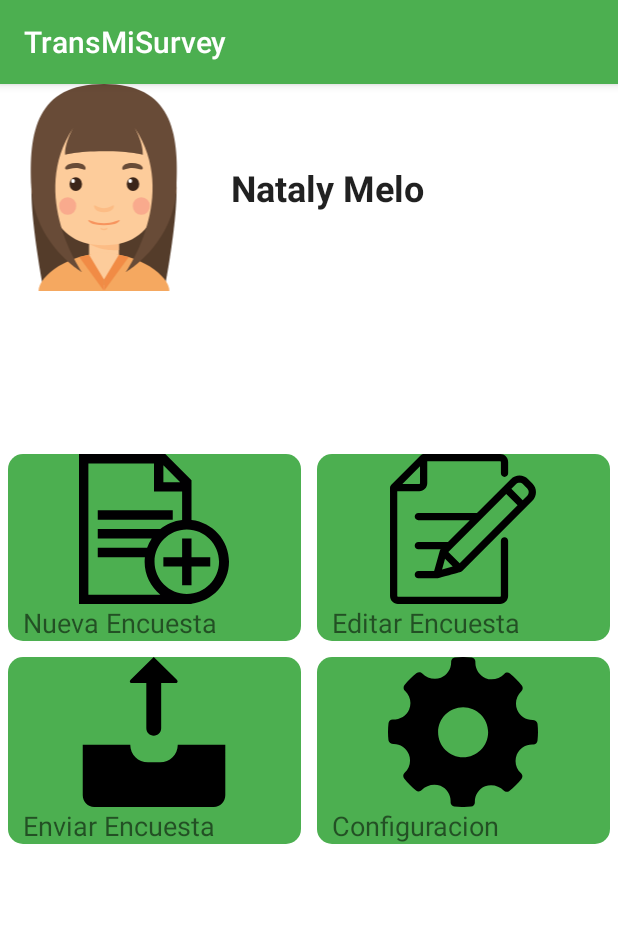
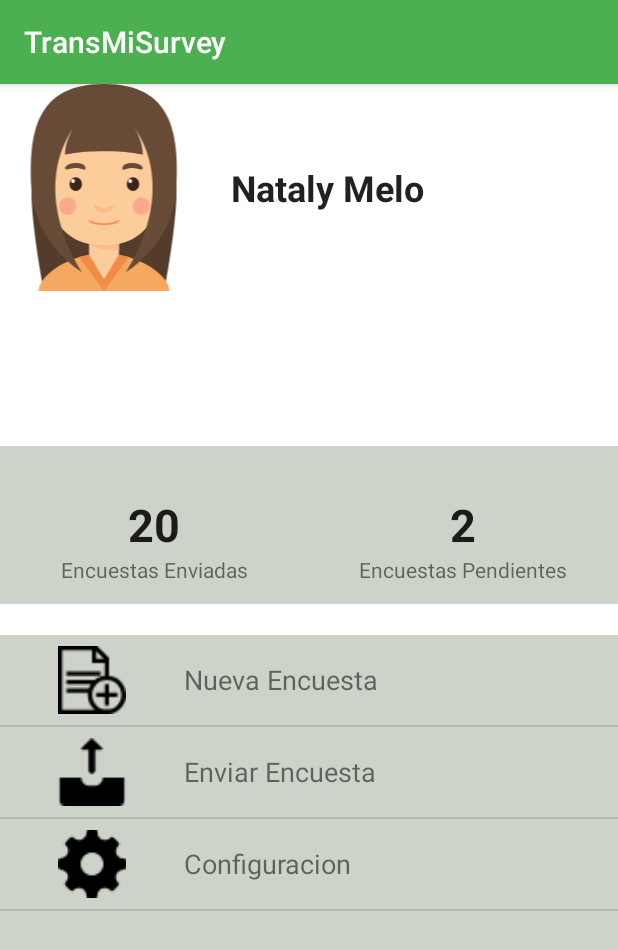
Before and after one commit to angynk/TmSu, an Android app: the screen it shows after launch (MainActivity), on a phone screen of 412 x 824 dp. Shown: the top 950 px of the screen. Run offline under Robolectric (Android 15) with nearby library versions, the phone set to English and light mode, and no system bars; libraries missing offline, so code that uses them is left out: io.realm; pictures from the network do not load; 10 statements that could not run were skipped.

Commit message:
Ajustes Pantalla Principal

```diff
--- a/app/src/main/AndroidManifest.xml
+++ b/app/src/main/AndroidManifest.xml
@@ -3,7 +3,6 @@
     package="com.transmilenio.transmisurvey">
 
     <uses-permission android:name="android.permission.INTERNET"></uses-permission>
-
     <application
         android:name=".app.MyApplication"
         android:allowBackup="true"
--- a/app/src/main/java/com/transmilenio/transmisurvey/activites/MainActivity.java
+++ b/app/src/main/java/com/transmilenio/transmisurvey/activites/MainActivity.java
@@ -1,21 +1,20 @@
 package com.transmilenio.transmisurvey.activites;
 
-import android.content.Intent;
 import android.support.v7.app.AppCompatActivity;
 
 import android.os.Bundle;
-import android.support.v7.widget.GridLayoutManager;
-import android.support.v7.widget.RecyclerView;
 import android.view.View;
+import android.widget.AdapterView;
+import android.widget.ListView;
+
 import com.transmilenio.transmisurvey.R;
-import com.transmilenio.transmisurvey.adapters.OpcionAdapter;
+import com.transmilenio.transmisurvey.adapters.OptionAdapter;
 import com.transmilenio.transmisurvey.http.API;
 import com.transmilenio.transmisurvey.http.SurveyService;
 import com.transmilenio.transmisurvey.models.db.Cuadro;
 import com.transmilenio.transmisurvey.models.db.Estacion;
 import com.transmilenio.transmisurvey.models.db.Opcion;
 import com.transmilenio.transmisurvey.models.db.Registro;
-import com.transmilenio.transmisurvey.models.db.Resultado;
 import com.transmilenio.transmisurvey.models.db.ServicioRutas;
 import com.transmilenio.transmisurvey.models.json.Servicio;
 import com.transmilenio.transmisurvey.models.util.ExtrasID;
@@ -33,8 +32,8 @@ import retrofit2.Response;
 
 public class MainActivity extends AppCompatActivity {
 
-    private RecyclerView recyclerView;
-    private OpcionAdapter adapter;
+    private ListView listView;
+    private OptionAdapter adapter;
     private List<Opcion> opcionesList;
 
     private Realm realm;
@@ -46,18 +45,26 @@ public class MainActivity extends AppCompatActivity {
         realm = Realm.getDefaultInstance();
         validarExtras();
         bindUI();
-        cargarOpciones();
     }
 
 
     private void bindUI(){
-        recyclerView = (RecyclerView) findViewById(R.id.recycler_view_main);
-        recyclerView.setHasFixedSize(true);
+        listView = (ListView) findViewById(R.id.ini_opciones_listView);
         opcionesList = new ArrayList<>();
-        RecyclerView.LayoutManager mLayoutManager = new GridLayoutManager(this, 2);
-        recyclerView.setLayoutManager(mLayoutManager);
-        adapter = new OpcionAdapter(this, opcionesList);
-        recyclerView.setAdapter(adapter);
+        cargarOpciones();
+        adapter = new OptionAdapter(this, opcionesList,R.layout.list_view_options);
+        listView.setAdapter(adapter);
+        listView.setOnItemClickListener(new AdapterView.OnItemClickListener()
+        {
+            @Override
+            public void onItemClick(AdapterView<?> adapter, View v, int position,
+                                    long arg3)
+            {
+                Opcion value = (Opcion) adapter.getItemAtPosition(position);
+
+
+            }
+        });
     }
 
 
@@ -87,22 +94,22 @@ public class MainActivity extends AppCompatActivity {
     @Override
     protected void onResume() {
         super.onResume();
-        ((OpcionAdapter) adapter).setOnItemClickListener(new OpcionAdapter
-                .MyClickListener() {
-            @Override
-            public void onItemClick(int position, View v) {
-                if(position==0){
-                    Intent intent = new Intent(MainActivity.this,ListaSurveyActivity.class);
-                    startActivity(intent);
-                }else if(position==1){
-                }else if (position ==2){
-                    Intent intent = new Intent(MainActivity.this,ListaSurveyEnvioActivity.class);
-                    startActivity(intent);
-                }else if (position == 3 ){
-                    cargarServiciosTemporal();
-                }
-            }
-        });
+//        ((OpcionAdapter) adapter).setOnItemClickListener(new OpcionAdapter
+//                .MyClickListener() {
+//            @Override
+//            public void onItemClick(int position, View v) {
+//                if(position==0){
+//                    Intent intent = new Intent(MainActivity.this,ListaSurveyActivity.class);
+//                    startActivity(intent);
+//                }else if(position==1){
+//                }else if (position ==2){
+//                    Intent intent = new Intent(MainActivity.this,ListaSurveyEnvioActivity.class);
+//                    startActivity(intent);
+//                }else if (position == 3 ){
+//                    cargarServiciosTemporal();
+//                }
+//            }
+//        });
     }
 
     private void cargarServiciosTemporal(){
@@ -153,23 +160,18 @@ public class MainActivity extends AppCompatActivity {
     private void cargarOpciones() {
         int[] covers = new int[]{
                 R.drawable.ic_new_icon,
-                R.drawable.ic_edit_icon,
                 R.drawable.ic_send_icon,
                 R.drawable.ic_settings_icon};
 
         Opcion a = new Opcion(Mensajes.OPCION_NUEVA, covers[0]);
         opcionesList.add(a);
 
-        a = new Opcion(Mensajes.OPCION_EDITAR, covers[1]);
+        a = new Opcion(Mensajes.OPCION_ENVIAR, covers[1]);
         opcionesList.add(a);
 
-        a = new Opcion(Mensajes.OPCION_ENVIAR, covers[2]);
+        a = new Opcion(Mensajes.OPCION_CONFIG, covers[2]);
         opcionesList.add(a);
 
-        a = new Opcion(Mensajes.OPCION_CONFIG, covers[3]);
-        opcionesList.add(a);
-
-        adapter.notifyDataSetChanged();
     }
 
     @Override
--- a/app/src/main/java/com/transmilenio/transmisurvey/adapters/OpcionAdapter.java
+++ /dev/null
@@ -1,80 +0,0 @@
-package com.transmilenio.transmisurvey.adapters;
-
-import android.content.Context;
-import android.support.v7.widget.RecyclerView;
-import android.view.LayoutInflater;
-import android.view.View;
-import android.view.ViewGroup;
-import android.widget.ImageView;
-import android.widget.RelativeLayout;
-import android.widget.TextView;
-
-
-import java.util.List;
-
-import com.bumptech.glide.Glide;
-import com.transmilenio.transmisurvey.R;
-import com.transmilenio.transmisurvey.models.db.Opcion;
-
-
-public class OpcionAdapter extends RecyclerView.Adapter<OpcionAdapter.MyViewHolder> {
-
-    private Context mContext;
-    private List<Opcion> albumList;
-    private static MyClickListener myClickListener;
-
-
-    public void setOnItemClickListener(MyClickListener myClickListener) {
-        this.myClickListener = myClickListener;
-    }
-
-    public class MyViewHolder extends RecyclerView.ViewHolder implements View.OnClickListener{
-        public TextView title;
-        public ImageView thumbnail;
-        public RelativeLayout layout;
-
-        public MyViewHolder(View view) {
-            super(view);
-            title = (TextView) view.findViewById(R.id.title);
-            thumbnail = (ImageView) view.findViewById(R.id.thumbnail);
-            layout = (RelativeLayout) view.findViewById(R.id.option_card);
-            thumbnail.setOnClickListener(this);
-        }
-
-        @Override
-        public void onClick(View v) {
-            myClickListener.onItemClick(getAdapterPosition(), v);
-        }
-    }
-
-
-    public OpcionAdapter(Context mContext, List<Opcion> albumList) {
-        this.mContext = mContext;
-        this.albumList = albumList;
-    }
-
-    @Override
-    public MyViewHolder onCreateViewHolder(ViewGroup parent, int viewType) {
-        View itemView = LayoutInflater.from(parent.getContext())
-                .inflate(R.layout.options_card, parent, false);
-
-        return new MyViewHolder(itemView);
-    }
-
-    @Override
-    public void onBindViewHolder(final MyViewHolder holder, int position) {
-        Opcion album = albumList.get(position);
-        holder.title.setText(album.getName());
-        Glide.with(mContext).load(album.getThumbnail()).into(holder.thumbnail);
-    }
-
-
-    @Override
-    public int getItemCount() {
-        return albumList.size();
-    }
-
-    public interface MyClickListener {
-        public void onItemClick(int position, View v);
-    }
-}
--- /dev/null
+++ b/app/src/main/java/com/transmilenio/transmisurvey/adapters/OptionAdapter.java
@@ -0,0 +1,83 @@
+package com.transmilenio.transmisurvey.adapters;
+
+import android.content.Context;
+import android.graphics.Bitmap;
+import android.graphics.drawable.BitmapDrawable;
+import android.view.LayoutInflater;
+import android.view.View;
+import android.view.ViewGroup;
+import android.widget.BaseAdapter;
+import android.widget.ImageView;
+import android.widget.TextView;
+
+import com.bumptech.glide.Glide;
+import com.bumptech.glide.request.animation.GlideAnimation;
+import com.bumptech.glide.request.target.SimpleTarget;
+import com.transmilenio.transmisurvey.R;
+import com.transmilenio.transmisurvey.models.db.Encuesta;
+import com.transmilenio.transmisurvey.models.db.Opcion;
+
+import java.util.List;
+
+/**
+ * Created by nataly on 24/10/2017.
+ */
+
+public class OptionAdapter extends BaseAdapter{
+
+    private Context context;
+    private List<Opcion> opciones;
+    private int layout;
+
+    public OptionAdapter() {
+    }
+
+    public OptionAdapter(Context context, List<Opcion> opciones, int layout) {
+        this.context = context;
+        this.opciones = opciones;
+        this.layout = layout;
+    }
+
+    @Override
+    public int getCount() {
+        return opciones.size();
+    }
+
+    @Override
+    public Object getItem(int position) {
+        return opciones.get(position);
+    }
+
+    @Override
+    public long getItemId(int position) {
+        return position;
+    }
+
+    @Override
+    public View getView(int position, View convertView, ViewGroup parent) {
+
+        final OptionAdapter.ViewHolder vh;
+
+        if(convertView == null){
+            convertView = LayoutInflater.from(context).inflate(layout,null);
+            vh = new OptionAdapter.ViewHolder();
+            vh.opcion = (TextView) convertView.findViewById(R.id.op_name_textView);
+            vh.icon = (ImageView) convertView.findViewById(R.id.op_icon_imageView);
+            convertView.setTag(vh);
+        }else{
+            vh = (OptionAdapter.ViewHolder) convertView.getTag();
+        }
+
+        Opcion opcion = opciones.get(position);
+        vh.opcion.setText(opcion.getName());
+        Glide.with(context).load(opcion.getThumbnail())
+                .placeholder(opcion.getThumbnail())
+                .into(vh.icon);
+        return convertView;
+    }
+
+    public class ViewHolder{
+        TextView opcion;
+        ImageView icon;
+    }
+}
--- a/app/src/main/res/layout/fragment_banner.xml
+++ b/app/src/main/res/layout/fragment_banner.xml
@@ -4,7 +4,7 @@
     android:layout_width="match_parent"
     android:layout_height="match_parent"
     tools:context="com.transmilenio.transmisurvey.fragments.BannerFragment"
-    >
+    android:background="#ffffff">
 
 
     <LinearLayout
--- a/app/src/main/res/layout/fragment_option.xml
+++ b/app/src/main/res/layout/fragment_option.xml
@@ -3,13 +3,101 @@
     android:layout_width="match_parent"
     android:layout_height="match_parent"
     tools:context="com.transmilenio.transmisurvey.fragments.OptionFragment"
+    android:background="#ced3c9"
     >
 
-    <android.support.v7.widget.RecyclerView
-        android:id="@+id/recycler_view_main"
+    <LinearLayout
         android:layout_width="match_parent"
-        android:layout_height="wrap_content"
-        android:clipToPadding="false"
-        android:scrollbars="vertical" />
+        android:layout_height="match_parent"
+        android:orientation="vertical">
+
+        <LinearLayout
+            android:layout_width="match_parent"
+            android:layout_height="0dp"
+            android:layout_weight="0.2"
+            android:orientation="horizontal"
+           >
+
+
+            <RelativeLayout
+                android:layout_width="0dp"
+                android:layout_weight="0.5"
+                android:layout_height="match_parent">
+
+                <TextView
+                    android:id="@+id/ini_encuestasC_textView"
+                    android:layout_width="wrap_content"
+                    android:layout_height="wrap_content"
+                    android:text="20"
+                    style="@style/AppTheme.AlertasTitulo"
+                    android:layout_centerVertical="true"
+                    android:layout_centerHorizontal="true" />
+
+                <TextView
+                    android:id="@+id/ini_tituloEncuestasC_textView"
+                    android:layout_width="wrap_content"
+                    android:layout_height="wrap_content"
+                    android:text="@string/txt_encuestasEnviadas"
+                    android:layout_below="@+id/ini_encuestasC_textView"
+                    android:layout_centerHorizontal="true" />
+
+            </RelativeLayout>
+
+            <RelativeLayout
+                android:layout_width="0dp"
+                android:layout_height="match_parent"
+                android:layout_weight="0.5">
+
+                <TextView
+                    android:id="@+id/ini_encuestasP_textView"
+                    android:layout_width="wrap_content"
+                    android:layout_height="wrap_content"
+                    android:text="2"
+                    style="@style/AppTheme.AlertasTitulo"
+                    android:layout_centerVertical="true"
+                    android:layout_centerHorizontal="true" />
+
+                <TextView
+                    android:id="@+id/ini_tituloEncuestasP_textView"
+                    android:layout_width="wrap_content"
+                    android:layout_height="wrap_content"
+                    android:text="@string/txt_encuestasPendientes"
+                    android:layout_below="@+id/ini_encuestasP_textView"
+                    android:layout_centerHorizontal="true" />
+
+            </RelativeLayout>
+        </LinearLayout>
+
+        <LinearLayout
+            android:layout_width="match_parent"
+            android:layout_height="0dp"
+            android:layout_weight="0.8"
+            android:orientation="vertical">
+
+            <RelativeLayout
+                android:layout_width="match_parent"
+                android:layout_height="0dp"
+                android:layout_weight="0.05"
+                android:background="#ffffff">
+            >
+
+            </RelativeLayout>
+
+            <RelativeLayout
+                android:layout_width="match_parent"
+                android:layout_height="0dp"
+                android:layout_weight="0.95">
+
+                <ListView
+                    android:id="@+id/ini_opciones_listView"
+                    android:layout_width="match_parent"
+                    android:layout_height="match_parent"
+                    android:layout_alignParentLeft="true"
+                    android:layout_alignParentStart="true" />
+            </RelativeLayout>
+
+        </LinearLayout>
+
+    </LinearLayout>
 
 </FrameLayout>
--- /dev/null
+++ b/app/src/main/res/layout/list_view_options.xml
@@ -0,0 +1,34 @@
+<?xml version="1.0" encoding="utf-8"?>
+<LinearLayout xmlns:android="http://schemas.android.com/apk/res/android"
+    xmlns:app="http://schemas.android.com/apk/res-auto"
+    android:orientation="vertical"
+    android:layout_width="match_parent"
+    android:layout_height="60dp"
+
+    >
+
+    <LinearLayout
+        android:layout_width="match_parent"
+        android:layout_height="60dp"
+        android:orientation="horizontal">
+
+
+        <ImageView
+            android:id="@+id/op_icon_imageView"
+            android:layout_width="0dp"
+            android:layout_height="45dp"
+            android:layout_weight="0.20"
+            android:layout_gravity="center_vertical"
+            android:layout_margin="25dp" />
+
+        <TextView
+            android:id="@+id/op_name_textView"
+            android:layout_width="0dp"
+            android:layout_height="wrap_content"
+            android:layout_gravity="center_vertical"
+            android:layout_weight="0.8"
+            android:textSize="18dp" />
+
+    </LinearLayout>
+
+</LinearLayout>
--- a/app/src/main/res/layout/options_card.xml
+++ /dev/null
@@ -1,46 +0,0 @@
-<?xml version="1.0" encoding="utf-8"?>
-<LinearLayout xmlns:android="http://schemas.android.com/apk/res/android"
-    xmlns:card_view="http://schemas.android.com/apk/res-auto"
-    android:layout_width="match_parent"
-    android:layout_height="wrap_content" >
-
-    <android.support.v7.widget.CardView
-        android:id="@+id/card_view"
-        android:layout_width="match_parent"
-        android:layout_height="match_parent"
-        android:layout_gravity="center"
-        android:layout_margin="@dimen/card_margin"
-        android:elevation="3dp"
-        card_view:cardCornerRadius="@dimen/card_album_radius">
-
-        <RelativeLayout
-            android:layout_width="match_parent"
-            android:layout_height="match_parent" android:background="@color/colorPrimary"
-            android:id="@+id/option_card">
-
-            <ImageView
-                android:id="@+id/thumbnail"
-                android:layout_width="100dp"
-                android:layout_height="@dimen/album_cover_height"
-                android:layout_centerHorizontal="true"
-                android:background="?attr/selectableItemBackgroundBorderless"
-                android:clickable="true"
-                android:scaleType="fitXY"/>
-
-            <TextView
-                android:id="@+id/title"
-                android:layout_width="match_parent"
-                android:layout_height="wrap_content"
-                android:layout_below="@id/thumbnail"
-                android:paddingLeft="@dimen/album_title_padding"
-                android:paddingRight="@dimen/album_title_padding"
-                android:paddingEnd="@dimen/album_title_padding"
-                android:textSize="@dimen/album_title" />
-
-
-
-        </RelativeLayout>
-
-    </android.support.v7.widget.CardView>
-
-</LinearLayout>
--- a/app/src/main/res/values/colors.xml
+++ b/app/src/main/res/values/colors.xml
@@ -11,6 +11,7 @@
     <color name="colorButtonNormal">#757575</color>
     <color name="colorButtonObt">#f75959</color>
     <color name="colorTextButton">#FFFFFF</color>
+    <color name="colorWhite">#000000</color>
 
     <color name="colorButtonDialog">#829685</color>
 </resources>
--- a/app/src/main/res/values/strings.xml
+++ b/app/src/main/res/values/strings.xml
@@ -27,6 +27,11 @@
     <string name="button_cancelar">Cancelar</string>
     <string name="button_enviar">Enviar</string>
 
+    <string name="txt_encuestasEnviadas">Encuestas Enviadas</string>
+    <string name="txt_encuestasPendientes">Encuestas Pendientes</string>
+    <string name="txt_opciones">Opciones</string>
+
+
     <!-- TODO: Remove or change this placeholder text -->
     <string name="hello_blank_fragment">Hello blank fragment</string>
 
--- a/app/src/main/res/values/styles.xml
+++ b/app/src/main/res/values/styles.xml
@@ -12,6 +12,9 @@
     <style name="AppTheme.TextoBanner">
         <item name="android:textSize">24sp</item>
         <item name="android:textStyle">bold</item>
+        <item name="android:color">@color/colorButtonNormal</item>
+
+
     </style>
 
     <style name="AppTheme.Button" parent="Widget.AppCompat.Button.Borderless">
@@ -33,6 +36,12 @@
 
     </style>
 
+    <style name="AppTheme.AlertasTitulo" >
+        <item name="android:textAlignment">center</item>
+        <item name="android:textSize">30sp</item>
+        <item name="android:textStyle">bold</item>
+    </style>
+
     <style name="AppTheme.Encabezado">
         <item name="android:textSize">16sp</item>
         <item name="android:textStyle">bold</item>
```
